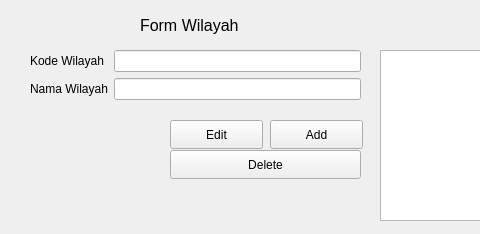
This is formwilayah.ui in Yadija/tugas_visual_2 as Qt 5 draws it before an edit; both pictures show x 0 to 480 and y 0 to 234 of the 721 by 234 pixel window. The edited form follows.
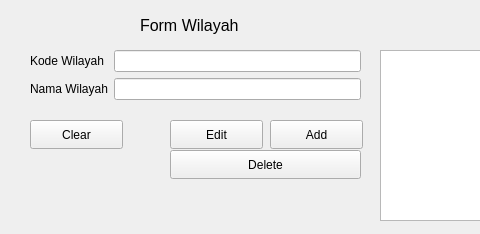
This is the edited form.

Commit message: ⚒️build: add clean form and click table to form wilayah

Diff of the .ui file:
```diff
--- a/formwilayah.ui
+++ b/formwilayah.ui
@@ -112,6 +112,19 @@
     </rect>
    </property>
   </widget>
+  <widget class="QPushButton" name="pushButtonClear">
+   <property name="geometry">
+    <rect>
+     <x>30</x>
+     <y>120</y>
+     <width>93</width>
+     <height>29</height>
+    </rect>
+   </property>
+   <property name="text">
+    <string>Clear</string>
+   </property>
+  </widget>
  </widget>
  <resources/>
  <connections/>
```
The commit also changes 2 other files.
